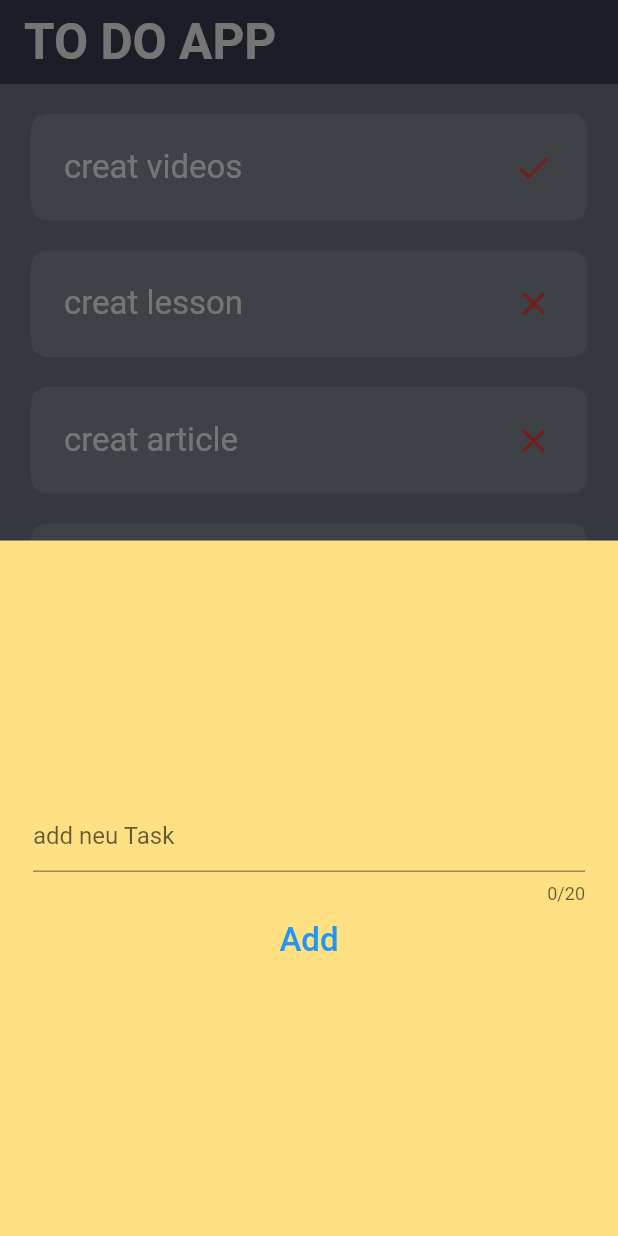
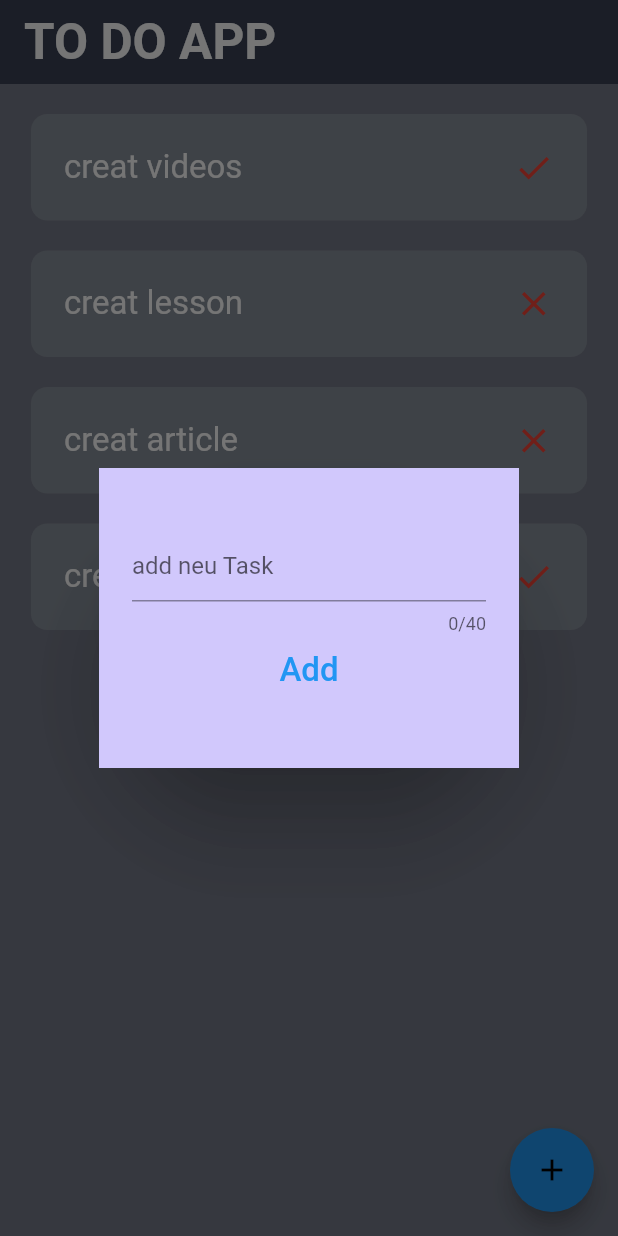
Before and after one commit to aliajjoub2/todo-App, a Flutter app: the screen it shows after launch, after a tap on the "add" icon, on a phone screen of 412 x 824 dp. Run offline on Flutter 3.47's test engine with Material 2 defaults, Android fonts, the phone set to English and light mode, and no system bars.

```diff
--- a/lib/main.dart
+++ b/lib/main.dart
@@ -47,30 +47,42 @@ List allTasks = [
 ];
 
 class _TodoAppState extends State<TodoApp> {
+  addTask() {
+    setState(() {
+      allTasks.add(Task(title: myController.text, status: false));
+    });
+  }
+
+  final myController = TextEditingController();
   @override
   Widget build(BuildContext context) {
     return Scaffold(
       floatingActionButton: FloatingActionButton(
-
         onPressed: () {
-        showModalBottomSheet(
+          showDialog(
               context: context,
               builder: (BuildContext context) {
-              return Container(
+                return Dialog(
+                  shape: RoundedRectangleBorder(borderRadius: BorderRadius.circular(100) ),
+                  backgroundColor: Color.fromARGB(3, 213, 229, 245),
+                  child: Container(
                     padding: EdgeInsets.all(22),
-                height: double.infinity,
+                    width: 200,
+                    height: 200,
 
-                color: Colors.amber[200],
+                    color: Color.fromARGB(255, 209, 200, 252),
                     // ignore: prefer_const_literals_to_create_immutables
                     child: Column(
                         mainAxisAlignment: MainAxisAlignment.center,
                         children: [
                           TextField(
-                    maxLength: 20,
+                            controller: myController,
+                            maxLength: 40,
                             decoration: InputDecoration(hintText: 'add neu Task'),
                           ),
                           TextButton(
                               onPressed: () {
+                                addTask();
                                 Navigator.pop(context);
                               },
                               child: Text(
@@ -78,6 +90,7 @@ class _TodoAppState extends State<TodoApp> {
                                 style: TextStyle(fontSize: 22),
                               ))
                         ]),
+                  ),
                 );
               });
         },
--- a/lib/widgets/todo-card.dart
+++ b/lib/widgets/todo-card.dart
@@ -1,3 +1,5 @@
+// ignore: file_names
+// ignore: file_names
 // ignore_for_file: prefer_const_constructors, prefer_const_literals_to_create_immutables
 
 import 'package:flutter/material.dart';
```
Also changed, not shown: lib/widgets/test.dart (deleted, +0 -29 lines). Lines whose indentation alone changed are shown as unchanged.
